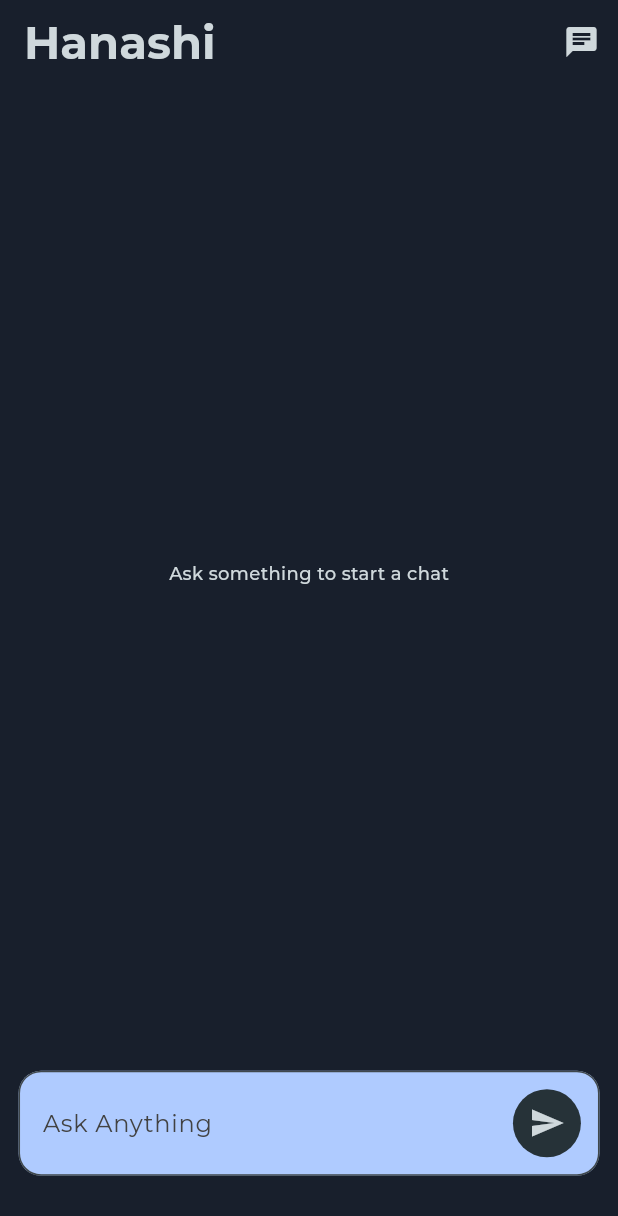
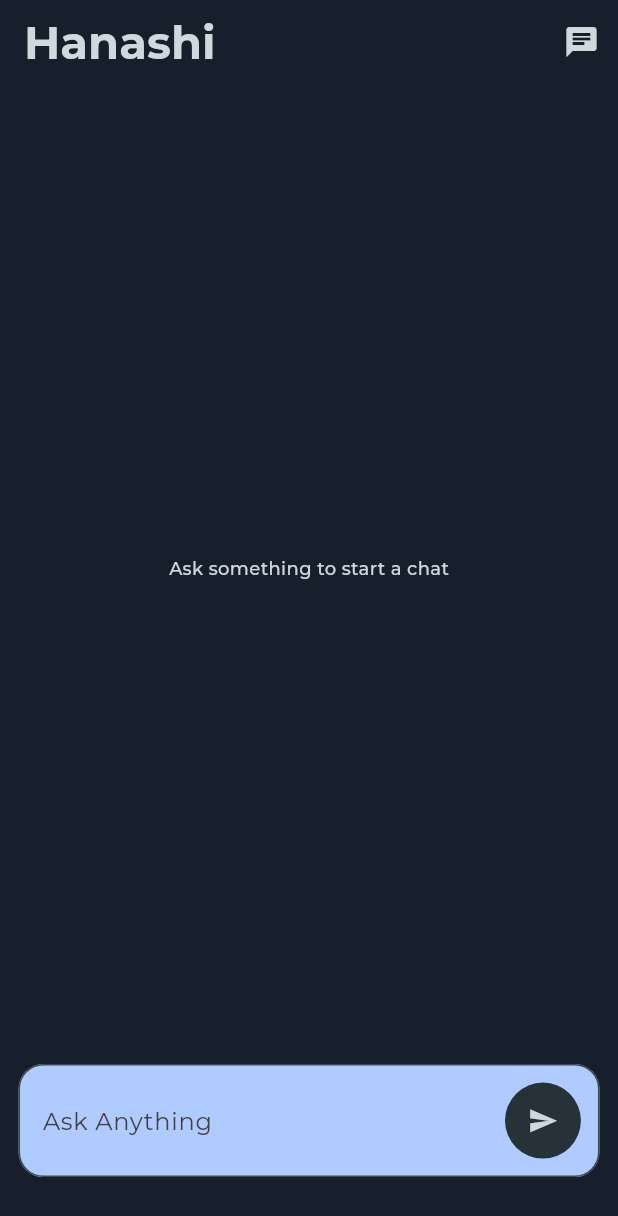
Before and after one commit to abdullahq19/Gemini-API-Flutter, a Flutter app: the screen it shows after launch, on a phone screen of 412 x 824 dp. Shown: the top 1216 px of the screen. Run offline on Flutter 3.47's test engine with Material 3 defaults, Android fonts, the phone set to English and light mode, and no system bars; our stand-ins replace flutter_bloc, flutter_markdown, google_fonts, lottie.

Commit message:
seperated list item

```diff
--- a/lib/pages/home/screens/chat_screen.dart
+++ b/lib/pages/home/screens/chat_screen.dart
@@ -2,12 +2,14 @@
 import 'package:gemini_api_vanilla/pages/home/widgets/chat_messages_list.dart';
 import 'package:gemini_api_vanilla/pages/home/widgets/chat_text_field.dart';
 import 'package:google_fonts/google_fonts.dart';
+import 'package:http/http.dart';
 
 class ChatScreen extends StatelessWidget {
   const ChatScreen({super.key});
 
   @override
   Widget build(BuildContext context) {
+    final Size(:width, :height) = MediaQuery.sizeOf(context);
     return Scaffold(
       appBar: AppBar(
         backgroundColor: const Color.fromARGB(255, 24, 31, 44),
@@ -28,10 +30,9 @@
       body: const Center(
         child: Column(
           mainAxisAlignment: MainAxisAlignment.center,
-          crossAxisAlignment: CrossAxisAlignment.center,
           children: [
-            ChatMessagesList(),
-            ChatTextField(),
+            Expanded(flex: 84,child: ChatMessagesList()),
+            Expanded(flex: 16,child: ChatTextField()),
           ],
         ),
       ),
--- a/lib/pages/home/widgets/chat_messages_list.dart
+++ b/lib/pages/home/widgets/chat_messages_list.dart
@@ -1,22 +1,22 @@
 import 'package:flutter/material.dart';
 import 'package:flutter_bloc/flutter_bloc.dart';
-import 'package:flutter_markdown/flutter_markdown.dart';
 import 'package:gemini_api_vanilla/pages/home/bloc/chat_bloc.dart';
+import 'package:gemini_api_vanilla/pages/home/widgets/chat_list_item.dart';
 import 'package:google_fonts/google_fonts.dart';
 
 class ChatMessagesList extends StatelessWidget {
   const ChatMessagesList({super.key});
 
+  static const String initialChatText = 'Ask something to start a chat';
+
   @override
   Widget build(BuildContext context) {
-    return Expanded(
-      flex: 85,
-      child: BlocBuilder<ChatBloc, ChatState>(
+    return BlocBuilder<ChatBloc, ChatState>(
       builder: (context, state) {
         if (state is ChatIntialState) {
           return Center(
             child: Text(
-                'Ask something to start a chat',
+              initialChatText,
               style: GoogleFonts.montserrat(
                   color: Colors.blueGrey.shade100,
                   fontWeight: FontWeight.w500,
@@ -26,54 +26,16 @@
         } else if (state is ChatLoadedState) {
           return ListView.builder(
             itemCount: state.contents.length,
-              shrinkWrap: true,
+            keyboardDismissBehavior: ScrollViewKeyboardDismissBehavior.onDrag,
+            controller: context.read<ChatBloc>().messageListScrollController,
             itemBuilder: (context, index) {
-                return Padding(
-                  padding: const EdgeInsets.symmetric(vertical: 5),
-                  child: Container(
-                    margin: EdgeInsets.symmetric(
-                        horizontal: MediaQuery.of(context).size.width * 0.03),
-                    padding: EdgeInsets.all(
-                        MediaQuery.of(context).size.width * 0.03),
-                    decoration: BoxDecoration(
-                      color: const Color.fromARGB(255, 175, 203, 255),
-                      borderRadius: BorderRadius.circular(
-                          MediaQuery.of(context).size.width * 0.05),
-                    ),
-                    child: Column(
-                      mainAxisAlignment: MainAxisAlignment.center,
-                      crossAxisAlignment: CrossAxisAlignment.start,
-                      children: [
-                        Text(
-                          state.contents[index].role.toUpperCase(),
-                          style: Theme.of(context)
-                              .textTheme
-                              .labelLarge!
-                              .copyWith(fontWeight: FontWeight.bold),
-                        ),
-                        MarkdownBody(
-                          styleSheet: MarkdownStyleSheet(
-                              p: GoogleFonts.montserrat(
-                                  fontWeight: FontWeight.w500),
-                              code: TextStyle(
-                                  color: Colors.white,
-                                  backgroundColor: Colors.grey.shade900),
-                              codeblockDecoration: BoxDecoration(
-                                  borderRadius: BorderRadius.circular(15),
-                                  color: Colors.grey.shade900)),
-                          data: state.contents[index].parts.first.text,
-                        ),
-                      ],
-                    ),
-                  ),
-                );
+              return ChatListItem(index: index, state: state);
             },
           );
         } else {
           return Text((state as ChatErrorState).errorMessage);
         }
       },
-      ),
     );
   }
 }
--- a/lib/pages/home/widgets/chat_text_field.dart
+++ b/lib/pages/home/widgets/chat_text_field.dart
@@ -1,3 +1,5 @@
+import 'dart:ui';
+
 import 'package:flutter/material.dart';
 import 'package:flutter_bloc/flutter_bloc.dart';
 import 'package:gemini_api_vanilla/pages/home/bloc/chat_bloc.dart';
@@ -7,13 +9,18 @@
 class ChatTextField extends StatelessWidget {
   const ChatTextField({super.key});
 
+  static const String inputFieldHintText = 'Ask Anything';
+  static const String loaderAssetPath = 'assets/images/loader.json';
+
   @override
   Widget build(BuildContext context) {
-    return Expanded(
-      flex: 15,
-      child: Padding(
+    final Size(:width, :height) = MediaQuery.sizeOf(context);
+    double sendMessageButtonRadius = height * width / 13412;
+    double sendMessageButtonIconSize = sendMessageButtonRadius * 0.8;
+
+    return Padding(
       padding: EdgeInsets.symmetric(
-            horizontal: MediaQuery.of(context).size.width * 0.03, vertical: 5),
+          horizontal: width * 0.03, vertical: height * 0.01),
       child: TextField(
           style: GoogleFonts.montserrat(),
           autocorrect: true,
@@ -21,45 +28,40 @@
           enableSuggestions: true,
           controller: context.read<ChatBloc>().messageController,
           decoration: InputDecoration(
-                hintText: 'Ask Anything',
+              hintText: inputFieldHintText,
               fillColor: const Color.fromARGB(255, 175, 203, 255),
               filled: true,
               hintStyle: GoogleFonts.montserrat(
                   textStyle: TextStyle(color: Colors.grey.shade800)),
               suffixIcon: Padding(
-                  padding:
-                      EdgeInsets.all(MediaQuery.of(context).size.width * 0.03),
+                padding: EdgeInsets.all(width * 0.03),
                 child: context.watch<ChatBloc>().isGenerating
-                      ? Expanded(
-                          child: SizedBox(
-                            height: MediaQuery.of(context).size.height * 0.062,
+                    ? SizedBox(
+                        height: height * 0.062,
                         child: Align(
                           alignment: Alignment.centerRight,
-                              child: Lottie.asset('assets/images/loader.json',
-                                  fit: BoxFit.cover),
-                            ),
+                          child:
+                              Lottie.asset(loaderAssetPath, fit: BoxFit.cover),
                         ),
                       )
                     : InkWell(
-                          splashColor: Colors.white,
+                        splashColor: Colors.black,
                         onTap: () {
-                            context
-                                .read<ChatBloc>()
-                                .add(ChatInputSubmitEvent());
+                          context.read<ChatBloc>().add(ChatInputSubmitEvent());
                         },
                         child: CircleAvatar(
                           backgroundColor: Colors.blueGrey.shade900,
-                            radius: MediaQuery.of(context).size.width * 0.055,
+                          radius: sendMessageButtonRadius,
                           child: Icon(
                             Icons.send,
                             color: Colors.blueGrey.shade100,
+                            size: sendMessageButtonIconSize,
                           ),
                         ),
                       ),
               ),
               border: OutlineInputBorder(
-                    borderRadius: BorderRadius.circular(15)))),
-      ),
+                  borderRadius: BorderRadius.circular(width * 0.04)))),
     );
   }
 }
```
Also changed, not shown: lib/pages/home/bloc/chat_bloc.dart (+17 -0 lines), lib/pages/home/widgets/chat_list_item.dart (added, +51 -0 lines). Lines whose indentation alone changed are shown as unchanged.
